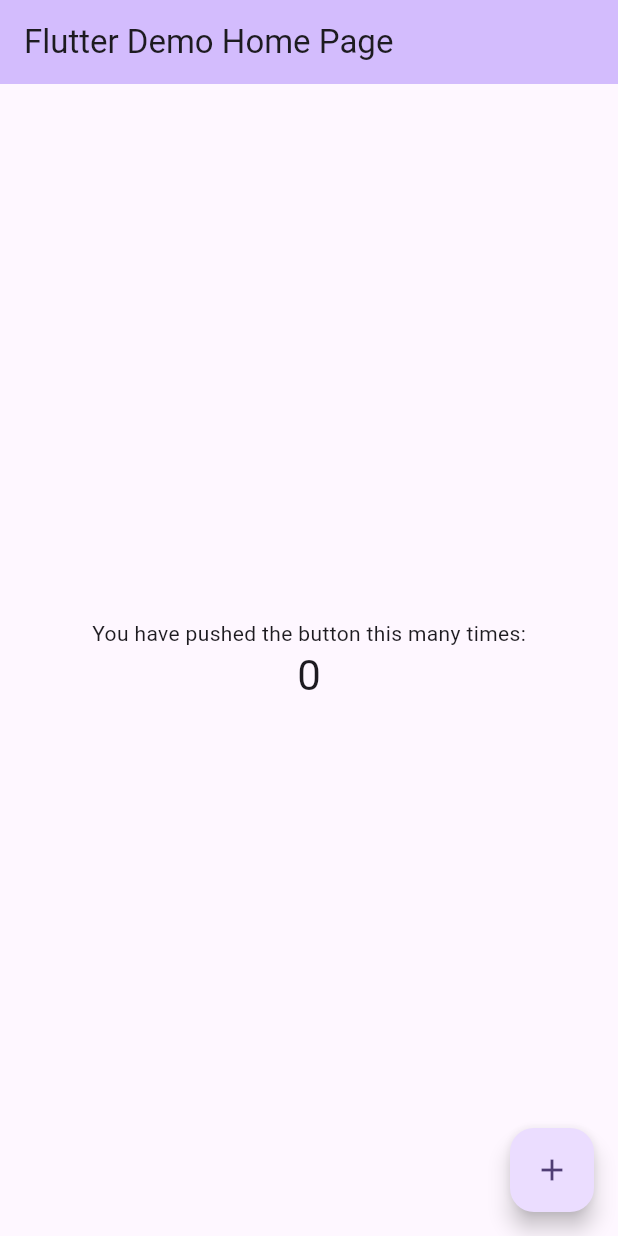
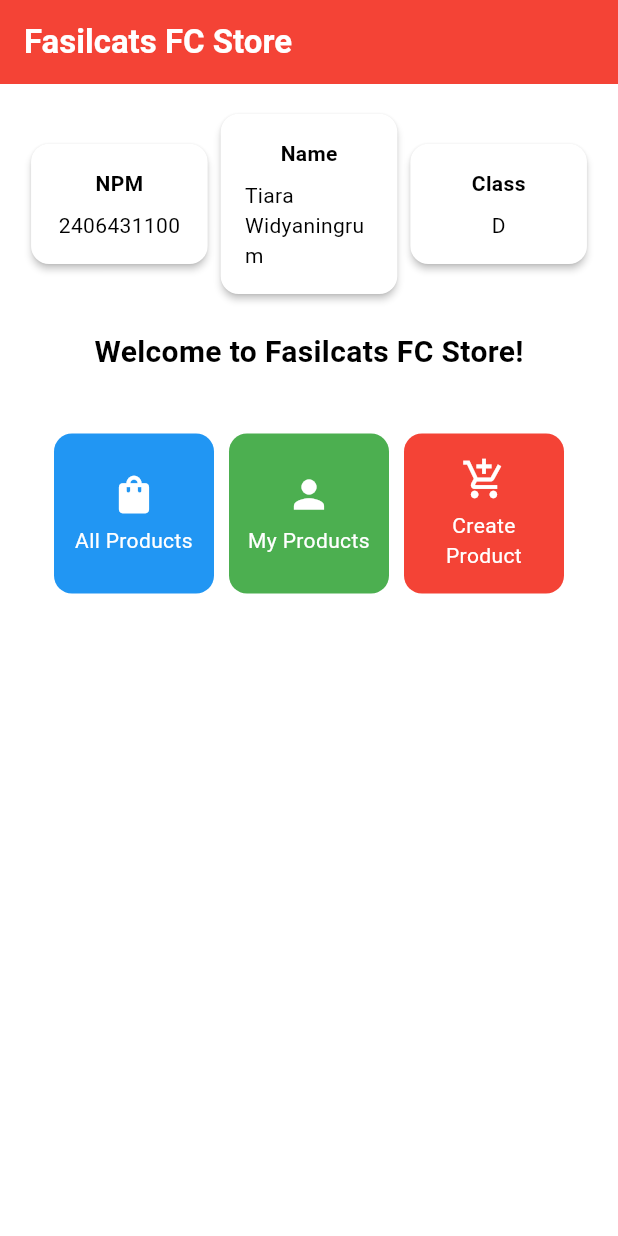
Before and after one commit to tiarawidyaningrum/fasilcats-fc-store-mobile, a Flutter app: the screen it shows after launch, on a phone screen of 412 x 824 dp. Run offline on Flutter 3.47's test engine with Material 3 defaults, Android fonts, the phone set to English and light mode, and no system bars.

Commit message:
Tugas 7: Elemen Dasar Flutter

```diff
--- a/lib/main.dart
+++ b/lib/main.dart
@@ -1,4 +1,5 @@
 import 'package:flutter/material.dart';
+import 'package:fasilcats_fc_store_mobile/menu.dart';
 
 void main() {
   runApp(const MyApp());
@@ -7,116 +8,16 @@
 class MyApp extends StatelessWidget {
   const MyApp({super.key});
 
-  // This widget is the root of your application.
   @override
   Widget build(BuildContext context) {
     return MaterialApp(
-      title: 'Flutter Demo',
+      title: 'Fasilcats FC Store',
       theme: ThemeData(
-        // This is the theme of your application.
-        //
-        // TRY THIS: Try running your application with "flutter run". You'll see
-        // the application has a purple toolbar. Then, without quitting the app,
-        // try changing the seedColor in the colorScheme below to Colors.green
-        // and then invoke "hot reload" (save your changes or press the "hot
-        // reload" button in a Flutter-supported IDE, or press "r" if you used
-        // the command line to start the app).
-        //
-        // Notice that the counter didn't reset back to zero; the application
-        // state is not lost during the reload. To reset the state, use hot
-        // restart instead.
-        //
-        // This works for code too, not just values: Most code changes can be
-        // tested with just a hot reload.
-        colorScheme: ColorScheme.fromSeed(seedColor: Colors.deepPurple),
+        colorScheme: ColorScheme.fromSwatch(primarySwatch: Colors.red)
+            .copyWith(secondary: Colors.grey),
       ),
-      home: const MyHomePage(title: 'Flutter Demo Home Page'),
+      debugShowCheckedModeBanner: false,
+      home: MyHomePage(),
     );
   }
 }
-
-class MyHomePage extends StatefulWidget {
-  const MyHomePage({super.key, required this.title});
-
-  // This widget is the home page of your application. It is stateful, meaning
-  // that it has a State object (defined below) that contains fields that affect
-  // how it looks.
-
-  // This class is the configuration for the state. It holds the values (in this
-  // case the title) provided by the parent (in this case the App widget) and
-  // used by the build method of the State. Fields in a Widget subclass are
-  // always marked "final".
-
-  final String title;
-
-  @override
-  State<MyHomePage> createState() => _MyHomePageState();
-}
-
-class _MyHomePageState extends State<MyHomePage> {
-  int _counter = 0;
-
-  void _incrementCounter() {
-    setState(() {
-      // This call to setState tells the Flutter framework that something has
-      // changed in this State, which causes it to rerun the build method below
-      // so that the display can reflect the updated values. If we changed
-      // _counter without calling setState(), then the build method would not be
-      // called again, and so nothing would appear to happen.
-      _counter++;
-    });
-  }
-
-  @override
-  Widget build(BuildContext context) {
-    // This method is rerun every time setState is called, for instance as done
-    // by the _incrementCounter method above.
-    //
-    // The Flutter framework has been optimized to make rerunning build methods
-    // fast, so that you can just rebuild anything that needs updating rather
-    // than having to individually change instances of widgets.
-    return Scaffold(
-      appBar: AppBar(
-        // TRY THIS: Try changing the color here to a specific color (to
-        // Colors.amber, perhaps?) and trigger a hot reload to see the AppBar
-        // change color while the other colors stay the same.
-        backgroundColor: Theme.of(context).colorScheme.inversePrimary,
-        // Here we take the value from the MyHomePage object that was created by
-        // the App.build method, and use it to set our appbar title.
-        title: Text(widget.title),
-      ),
-      body: Center(
-        // Center is a layout widget. It takes a single child and positions it
-        // in the middle of the parent.
-        child: Column(
-          // Column is also a layout widget. It takes a list of children and
-          // arranges them vertically. By default, it sizes itself to fit its
-          // children horizontally, and tries to be as tall as its parent.
-          //
-          // Column has various properties to control how it sizes itself and
-          // how it positions its children. Here we use mainAxisAlignment to
-          // center the children vertically; the main axis here is the vertical
-          // axis because Columns are vertical (the cross axis would be
-          // horizontal).
-          //
-          // TRY THIS: Invoke "debug painting" (choose the "Toggle Debug Paint"
-          // action in the IDE, or press "p" in the console), to see the
-          // wireframe for each widget.
-          mainAxisAlignment: MainAxisAlignment.center,
-          children: <Widget>[
-            const Text('You have pushed the button this many times:'),
-            Text(
-              '$_counter',
-              style: Theme.of(context).textTheme.headlineMedium,
-            ),
-          ],
-        ),
-      ),
-      floatingActionButton: FloatingActionButton(
-        onPressed: _incrementCounter,
-        tooltip: 'Increment',
-        child: const Icon(Icons.add),
-      ), // This trailing comma makes auto-formatting nicer for build methods.
-    );
-  }
-}
--- /dev/null
+++ b/lib/menu.dart
@@ -0,0 +1,139 @@
+import 'package:flutter/material.dart';
+
+class ItemHomepage {
+  final String name;
+  final IconData icon;
+  final Color color;
+
+  ItemHomepage(this.name, this.icon, this.color);
+}
+
+class MyHomePage extends StatelessWidget {
+  MyHomePage({super.key});
+
+  final String nama = "Tiara Widyaningrum";
+  final String npm = "2406431100";
+  final String kelas = "D";
+
+  final List<ItemHomepage> items = [
+    ItemHomepage("All Products", Icons.shopping_bag, Colors.blue),
+    ItemHomepage("My Products", Icons.person, Colors.green),
+    ItemHomepage("Create Product", Icons.add_shopping_cart, Colors.red),
+  ];
+
+  @override
+  Widget build(BuildContext context) {
+    return Scaffold(
+      appBar: AppBar(
+        title: const Text(
+          'Fasilcats FC Store',
+          style: TextStyle(color: Colors.white, fontWeight: FontWeight.bold),
+        ),
+        backgroundColor: Theme.of(context).colorScheme.primary,
+      ),
+      body: SingleChildScrollView(
+        child: Padding(
+          padding: const EdgeInsets.all(16.0),
+          child: Column(
+            crossAxisAlignment: CrossAxisAlignment.center,
+            children: [
+              Row(
+                mainAxisAlignment: MainAxisAlignment.spaceEvenly,
+                children: [
+                  InfoCard(title: 'NPM', content: npm),
+                  InfoCard(title: 'Name', content: nama),
+                  InfoCard(title: 'Class', content: kelas),
+                ],
+              ),
+
+              const SizedBox(height: 20),
+
+              const Text(
+                'Welcome to Fasilcats FC Store!',
+                style: TextStyle(fontSize: 20, fontWeight: FontWeight.bold),
+              ),
+
+              const SizedBox(height: 20),
+
+              GridView.count(
+                primary: true,
+                padding: const EdgeInsets.all(20),
+                crossAxisSpacing: 10,
+                mainAxisSpacing: 10,
+                crossAxisCount: 3,
+                shrinkWrap: true,
+                children: items.map((ItemHomepage item) {
+                  return ItemCard(item);
+                }).toList(),
+              ),
+            ],
+          ),
+        ),
+      ),
+    );
+  }
+}
+
+class InfoCard extends StatelessWidget {
+  final String title;
+  final String content;
+
+  const InfoCard({super.key, required this.title, required this.content});
+
+  @override
+  Widget build(BuildContext context) {
+    return Card(
+      elevation: 2.0,
+      child: Container(
+        width: MediaQuery.of(context).size.width / 3.5,
+        padding: const EdgeInsets.all(16.0),
+        child: Column(
+          children: [
+            Text(title, style: const TextStyle(fontWeight: FontWeight.bold)),
+            const SizedBox(height: 8.0),
+            Text(content),
+          ],
+        ),
+      ),
+    );
+  }
+}
+
+// Kartu tombol
+class ItemCard extends StatelessWidget {
+  final ItemHomepage item;
+
+  const ItemCard(this.item, {super.key});
+
+  @override
+  Widget build(BuildContext context) {
+    return Material(
+      color: item.color,
+      borderRadius: BorderRadius.circular(12),
+      child: InkWell(
+        onTap: () {
+          ScaffoldMessenger.of(context)
+            ..hideCurrentSnackBar()
+            ..showSnackBar(SnackBar(
+              content: Text("Kamu telah menekan tombol ${item.name}!"),
+            ));
+        },
+        child: Container(
+          padding: const EdgeInsets.all(8),
+          child: Center(
+            child: Column(
+              mainAxisAlignment: MainAxisAlignment.center,
+              children: [
+                Icon(item.icon, color: Colors.white, size: 30.0),
+                const Padding(padding: EdgeInsets.all(3)),
+                Text(item.name,
+                    textAlign: TextAlign.center,
+                    style: const TextStyle(color: Colors.white)),
+              ],
+            ),
+          ),
+        ),
+      ),
+    );
+  }
+}
```
Also changed, not shown: 1 other file.
